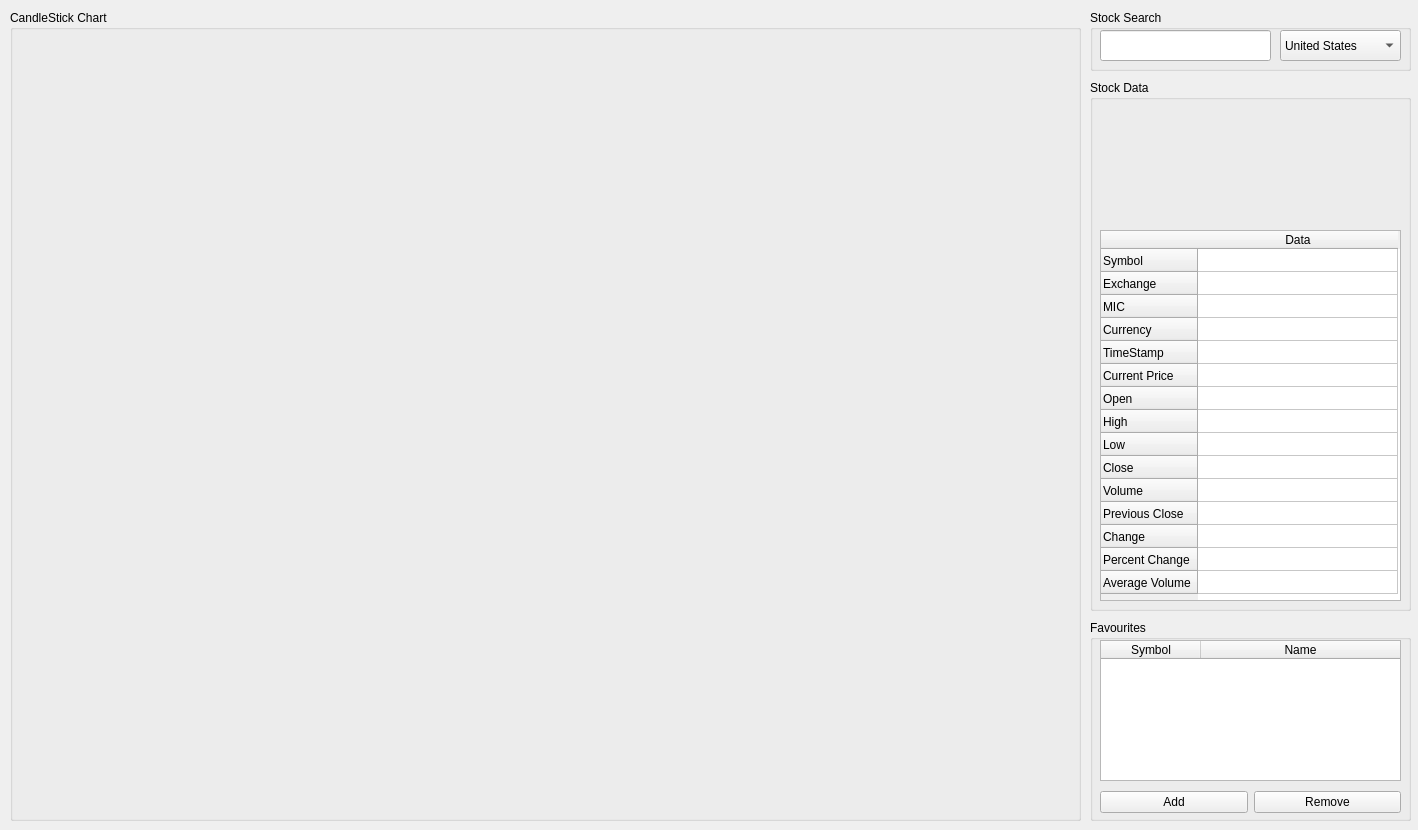
First picture: the form in user_interface_design.ui, repository ridvikpal/MarkedUp, before the edit.
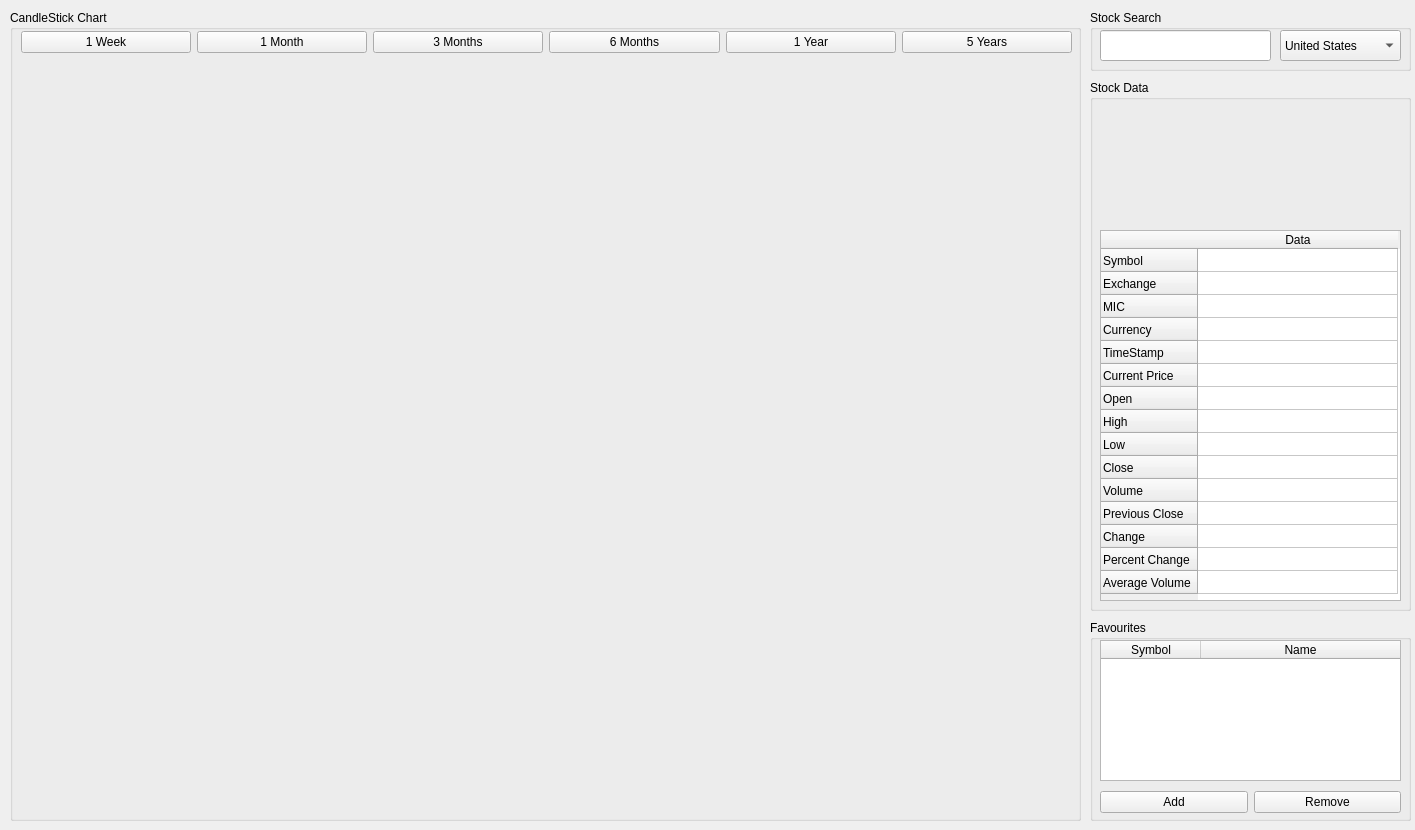
Second picture: the form after the edit.

Commit message: updated gui with more buttons.

Patch:
```diff
--- a/user_interface_design.ui
+++ b/user_interface_design.ui
@@ -6,7 +6,7 @@
    <rect>
     <x>0</x>
     <y>0</y>
-    <width>1418</width>
+    <width>1415</width>
     <height>830</height>
    </rect>
   </property>
@@ -30,11 +30,95 @@
      <property name="geometry">
       <rect>
        <x>10</x>
+       <y>60</y>
+       <width>1051</width>
+       <height>741</height>
+      </rect>
+     </property>
+    </widget>
+    <widget class="QWidget" name="layoutWidget">
+     <property name="geometry">
+      <rect>
+       <x>11</x>
        <y>20</y>
        <width>1051</width>
-       <height>781</height>
+       <height>25</height>
       </rect>
      </property>
+     <layout class="QHBoxLayout" name="horizontalLayout_3">
+      <item>
+       <widget class="QPushButton" name="weekButton">
+        <property name="font">
+         <font>
+          <family>Arial</family>
+         </font>
+        </property>
+        <property name="text">
+         <string>1 Week</string>
+        </property>
+       </widget>
+      </item>
+      <item>
+       <widget class="QPushButton" name="monthButton">
+        <property name="font">
+         <font>
+          <family>Arial</family>
+         </font>
+        </property>
+        <property name="text">
+         <string>1 Month</string>
+        </property>
+       </widget>
+      </item>
+      <item>
+       <widget class="QPushButton" name="threeMonthsButton">
+        <property name="font">
+         <font>
+          <family>Arial</family>
+         </font>
+        </property>
+        <property name="text">
+         <string>3 Months</string>
+        </property>
+       </widget>
+      </item>
+      <item>
+       <widget class="QPushButton" name="sixMonthsButton">
+        <property name="font">
+         <font>
+          <family>Arial</family>
+         </font>
+        </property>
+        <property name="text">
+         <string>6 Months</string>
+        </property>
+       </widget>
+      </item>
+      <item>
+       <widget class="QPushButton" name="yearButton">
+        <property name="font">
+         <font>
+          <family>Arial</family>
+         </font>
+        </property>
+        <property name="text">
+         <string>1 Year</string>
+        </property>
+       </widget>
+      </item>
+      <item>
+       <widget class="QPushButton" name="fiveYearsButton">
+        <property name="font">
+         <font>
+          <family>Arial</family>
+         </font>
+        </property>
+        <property name="text">
+         <string>5 Years</string>
+        </property>
+       </widget>
+      </item>
+     </layout>
     </widget>
    </widget>
    <widget class="QGroupBox" name="stockSearchGroup">
```
The commit also changes 1 other file.
